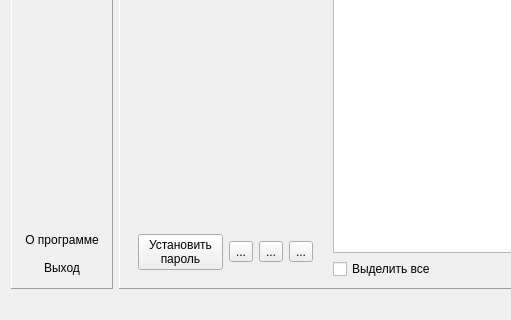
Old version of the form src/MainDialog.ui in the repository m6v/sgp; both pictures show x 0 to 511 and y 270 to 590 of the 825 by 590 pixel window.
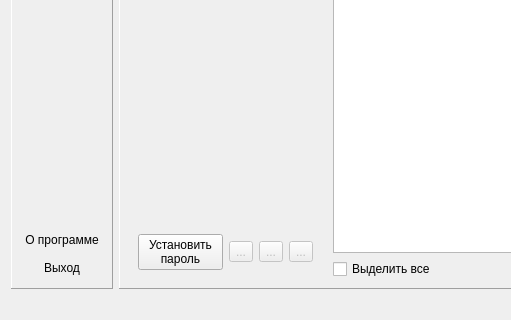
New version of the form. The open tabs and pages were chosen to show the change. Icons and pictures are not drawn.

```diff
--- a/src/MainDialog.ui
+++ b/src/MainDialog.ui
@@ -455,6 +455,9 @@
                </item>
                <item>
                 <widget class="QToolButton" name="openReportToolButton">
+                 <property name="enabled">
+                  <bool>false</bool>
+                 </property>
                  <property name="text">
                   <string>...</string>
                  </property>
@@ -462,6 +465,9 @@
                </item>
                <item>
                 <widget class="QToolButton" name="saveReportToolButton">
+                 <property name="enabled">
+                  <bool>false</bool>
+                 </property>
                  <property name="text">
                   <string>...</string>
                  </property>
@@ -473,6 +479,9 @@
                </item>
                <item>
                 <widget class="QToolButton" name="printReportToolButton">
+                 <property name="enabled">
+                  <bool>false</bool>
+                 </property>
                  <property name="text">
                   <string>...</string>
                  </property>
```
Left out of the diff: 28 changed lines with no effect on the pictures.
